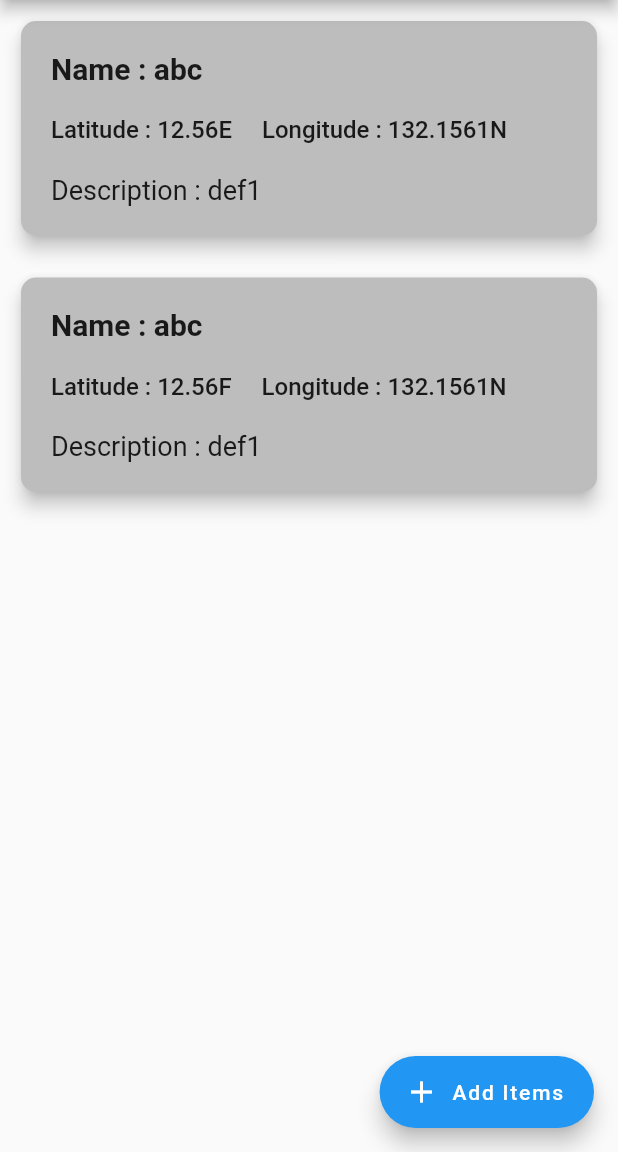
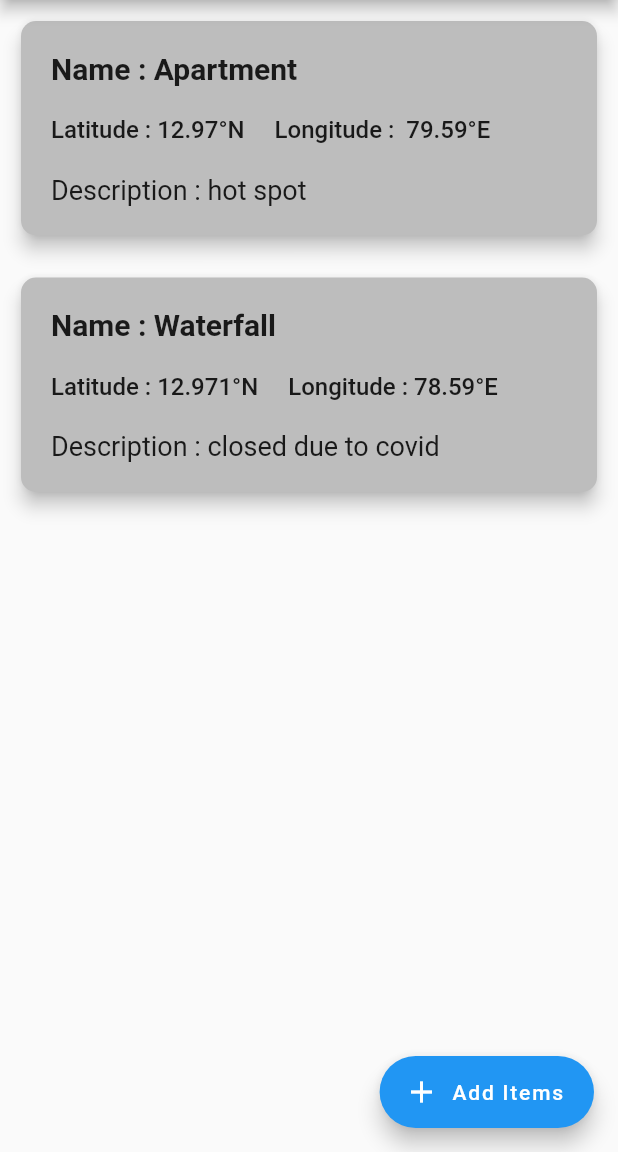
Before and after one commit to vijay-jaisankar/bon-voyage, a Flutter app: the ItemsList screen opened directly, on a phone screen of 412 x 824 dp, the part 84-1236 px from its top. Run offline on Flutter 3.47's test engine with Material 2 defaults, Android fonts, the phone set to English and light mode, and no system bars.

Commit message:
assets added

```diff
--- a/lib/items_screen.dart
+++ b/lib/items_screen.dart
@@ -83,7 +83,7 @@ class _ItemsListState extends State<ItemsList> {
         ),
         floatingActionButton: FloatingActionButton.extended(
           onPressed: () async {
-            String newItem = await Navigator.push(
+            dynamic newItem = await Navigator.push(
               context,
               MaterialPageRoute(builder: (context) => AddItems()),
             );
@@ -103,16 +103,16 @@ class _ItemsListState extends State<ItemsList> {
 List itemsList = [
   {
     "id": 8,
-    "latitude": "12.56E",
-    "longitude": "132.1561N",
-    "name": "abc",
-    "description": "def1"
+    "latitude": "12.97°N",
+    "longitude": " 79.59°E",
+    "name": "Apartment",
+    "description": "hot spot"
   },
   {
     "id": 9,
-    "latitude": "12.56F",
-    "longitude": "132.1561N",
-    "name": "abc",
-    "description": "def1"
+    "latitude": "12.971°N",
+    "longitude": "78.59°E",
+    "name": "Waterfall",
+    "description": "closed due to covid"
   }
 ];
--- a/lib/main.dart
+++ b/lib/main.dart
@@ -34,7 +34,7 @@ class _MyHomePageState extends State<MyHomePage> {
   Widget build(BuildContext context) {
     return Scaffold(
       appBar: AppBar(
-        title: Text("App Name"),
+        title: Text("SafeVoyage"),
       ),
       body: Container(
         padding: EdgeInsets.all(10),
@@ -47,7 +47,8 @@ class _MyHomePageState extends State<MyHomePage> {
                 style: TextStyle(fontSize: 32),
               ),
             ),
-            Placeholder(),
+            // Placeholder(),
+            Image.asset("images/logo.png"),
             Center(
               child: RoundedButton(
                 title: "Use Current Location",
```
Also changed, not shown: images/Screenshot_20210718-161911.png (added), images/Screenshot_20210718-184410.png (added), images/Screenshot_20210718-185311.png (added), images/Screenshot_20210718-190712.png (added), images/Screenshot_20210718-190715.png (added), images/Screenshot_20210718-190809.png (added), images/Screenshot_20210718-190814.png (added), images/Screenshot_37.png (added), images/Screenshot_38.png (added), images/logo.png (added), 2 other files.
